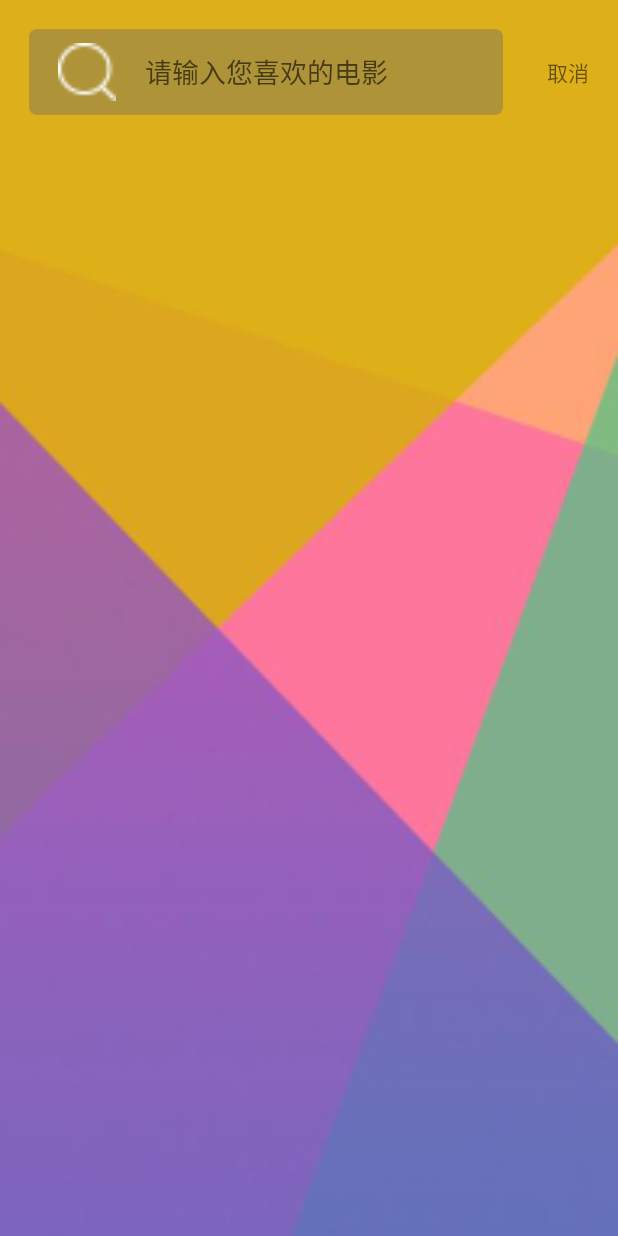
After one commit to OurVideosApp/App, an Android app: the layout activity_search.xml on its own in the app's theme, with its tools: preview values and no code run, on a phone screen of 412 x 824 dp. The commit adds this screen. Run offline under Robolectric (Android 15) with nearby library versions, the phone set to English and light mode, and no system bars; network calls fail.

```diff
--- /dev/null
+++ b/app/src/main/res/drawable/search_kuang.xml
@@ -0,0 +1,5 @@
+<?xml version="1.0" encoding="utf-8"?>
+<shape xmlns:android="http://schemas.android.com/apk/res/android">
+<corners android:radius="5dp"></corners>
+    <solid android:color="#6666"></solid>
+</shape>
--- /dev/null
+++ b/app/src/main/res/layout/activity_search.xml
@@ -0,0 +1,44 @@
+<?xml version="1.0" encoding="utf-8"?>
+<RelativeLayout xmlns:android="http://schemas.android.com/apk/res/android"
+    xmlns:app="http://schemas.android.com/apk/res-auto"
+    xmlns:tools="http://schemas.android.com/tools"
+    android:layout_width="match_parent"
+    android:layout_height="match_parent"
+    android:background="@mipmap/bg_colorful"
+    tools:context=".mvp.view.activities.SearchActivity">
+<RelativeLayout
+    android:layout_width="match_parent"
+    android:layout_height="@dimen/y50"
+    android:gravity="center">
+    <LinearLayout
+        android:layout_width="match_parent"
+        android:layout_height="@dimen/y30"
+        android:orientation="horizontal"
+        android:gravity="center"
+        android:background="@drawable/search_kuang"
+        android:layout_marginLeft="@dimen/x10"
+        android:layout_marginRight="@dimen/y40">
+        <ImageView
+            android:layout_width="@dimen/x20"
+            android:layout_height="@dimen/y20"
+            android:background="@mipmap/search"
+            android:layout_marginLeft="@dimen/x10"/>
+        <EditText
+            android:layout_width="match_parent"
+            android:layout_height="match_parent"
+            android:hint="请输入您喜欢的电影"
+            android:background="@null"
+            android:textColor="#ffffff"
+            android:layout_marginLeft="@dimen/x10"/>
+    </LinearLayout>
+    <TextView
+        android:layout_width="wrap_content"
+        android:layout_height="@dimen/y30"
+        android:text="取消"
+        android:gravity="center"
+        android:layout_alignParentRight="true"
+        android:layout_marginRight="@dimen/x10"/>
+</RelativeLayout>
+
+
+</RelativeLayout>
```
Also changed, not shown: app/src/main/java/com/lee/myghost/mvp/view/activities/SearchActivity.java (added, +36 -0 lines), app/src/main/java/com/lee/myghost/mvp/view/adapters/ChoicenessAdapter.java (+43 -5 lines), app/src/main/java/com/lee/myghost/mvp/view/fragments/ChoicenessFragment.java (+29 -6 lines), app/src/main/res/layout/choiceness_item_adapter.xml (+33 -3 lines), app/src/main/res/layout/fragment_choiceness.xml (+13 -7 lines), app/src/main/res/mipmap-xxhdpi/search_clear.png (added), app/src/main/res/mipmap-xxhdpi/search_history_clear.png (added).
